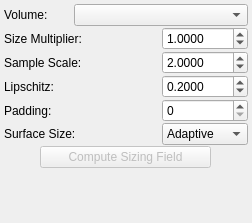
SCIInstitute/Cleaver, file src/gui/Application/ToolWidgets/SizingFieldWidget.ui: the form before one commit.
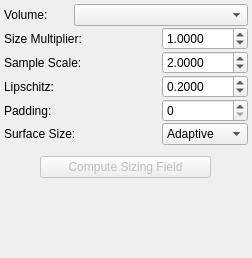
The form after the commit.

Commit message: Visual improvement to sizing field compute button.

Patch:
```diff
--- a/src/gui/Application/ToolWidgets/SizingFieldWidget.ui
+++ b/src/gui/Application/ToolWidgets/SizingFieldWidget.ui
@@ -7,7 +7,7 @@
     <x>0</x>
     <y>0</y>
     <width>252</width>
-    <height>223</height>
+    <height>258</height>
    </rect>
   </property>
   <property name="sizePolicy">
@@ -19,7 +19,7 @@
   <property name="minimumSize">
    <size>
     <width>186</width>
-    <height>217</height>
+    <height>258</height>
    </size>
   </property>
   <property name="maximumSize">
@@ -506,6 +506,22 @@
       </layout>
      </widget>
     </item>
+    <item>
+     <spacer name="verticalSpacer_2">
+      <property name="orientation">
+       <enum>Qt::Vertical</enum>
+      </property>
+      <property name="sizeType">
+       <enum>QSizePolicy::Fixed</enum>
+      </property>
+      <property name="sizeHint" stdset="0">
+       <size>
+        <width>20</width>
+        <height>10</height>
+       </size>
+      </property>
+     </spacer>
+    </item>
     <item>
      <widget class="QWidget" name="computeWidget" native="true">
       <layout class="QHBoxLayout" name="horizontalLayout_4">
```
